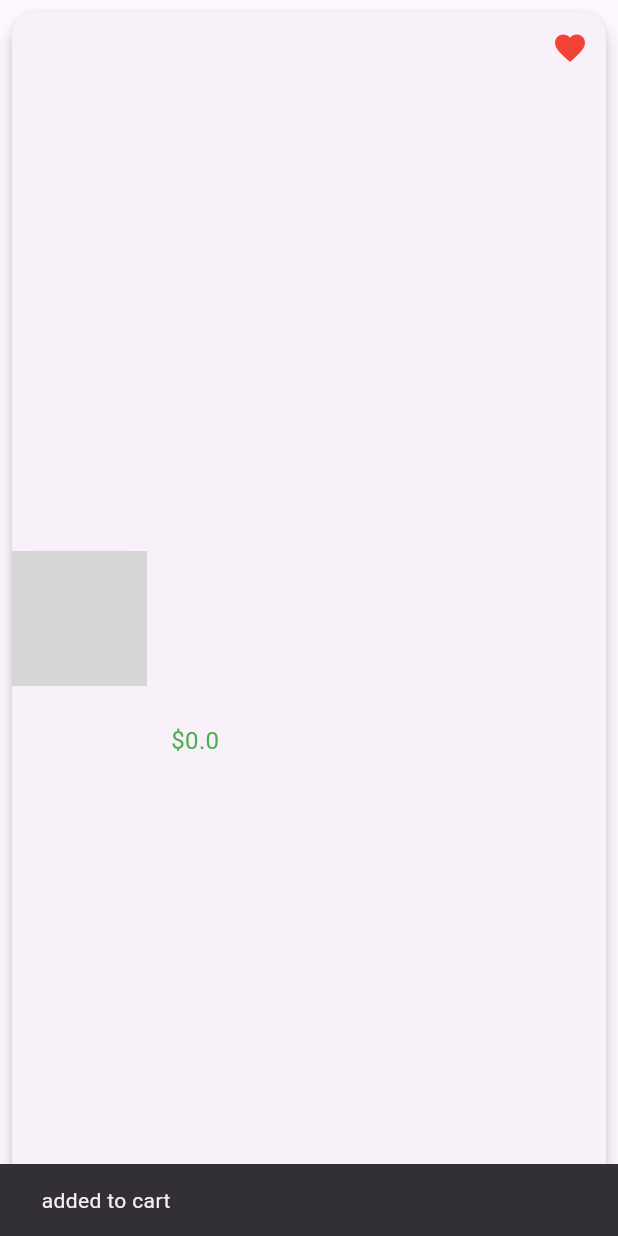
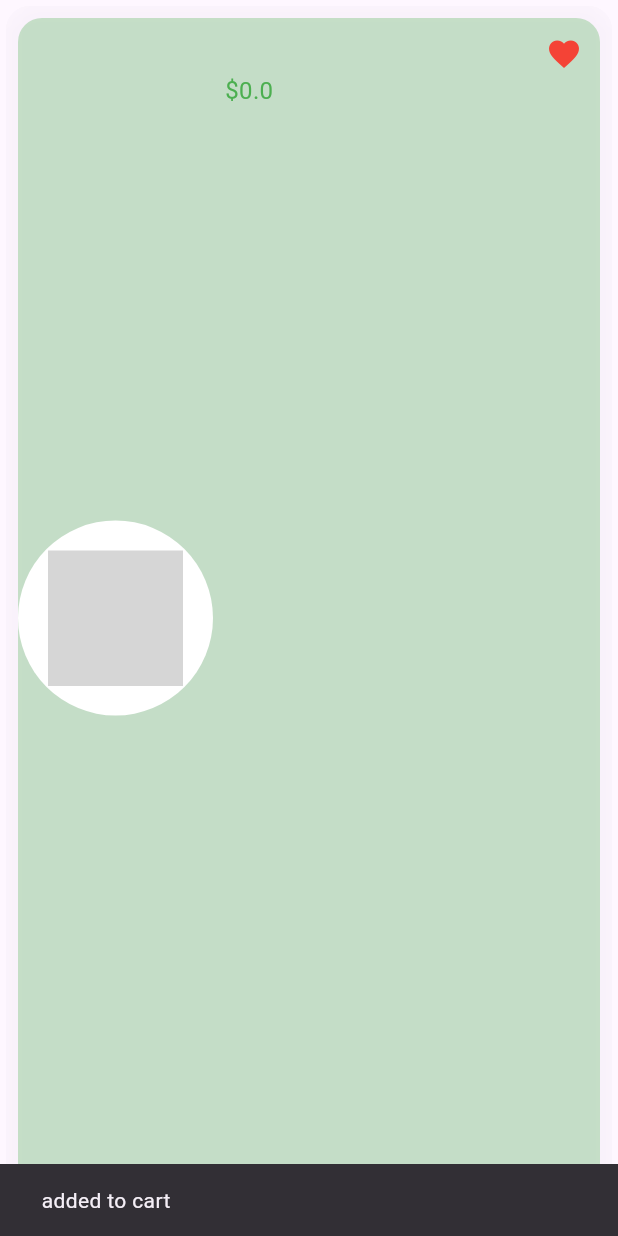
Before and after one commit to 2Math0/e_commerce, a Flutter app: the ProductItem widget shown alone on an empty page, opened directly with empty values, after a tap on the "shopping cart" icon, on a phone screen of 412 x 824 dp. Run offline on Flutter 3.47's test engine with Material 3 defaults, Android fonts, the light colour scheme and no system bars; drawn by our look-alikes of cached_network_image; our stand-ins replace connectivity_plus, curved_labeled_navigation_bar, dio, equatable, firebase_auth, firebase_core and 4 more; accounts and stored records are empty; network calls fail; grey boxes are pictures that could not be loaded.

Commit message:
re-design product

```diff
--- a/lib/widgets/product_item.dart
+++ b/lib/widgets/product_item.dart
@@ -1,6 +1,9 @@
+import 'dart:ui';
+
 import 'package:e_commerce/domain/product.dart';
 import 'package:e_commerce/presentation/screens/product_detail_screen.dart';
 import 'package:flutter/material.dart';
+import 'package:glassmorphism/glassmorphism.dart';
 import 'package:shared_preferences/shared_preferences.dart';
 import 'package:cached_network_image/cached_network_image.dart';
 
@@ -12,9 +15,20 @@ class ProductItem extends StatelessWidget {
   @override
   Widget build(BuildContext context) {
     return Card(
+      elevation: 0.0, // Remove default elevation
       shape: RoundedRectangleBorder(borderRadius: BorderRadius.circular(16.0)),
-      margin: const EdgeInsets.all(8.0),
-      elevation: 5.0,
+      child: ClipRRect(
+        borderRadius: BorderRadius.circular(16.0),
+        child: Padding(
+          padding: const EdgeInsets.all(8.0),
+          child: BackdropFilter(
+            filter: ImageFilter.blur(sigmaX: 8.0, sigmaY: 8.0),
+            child: Container(
+              decoration: BoxDecoration(
+                color: Colors.green.withOpacity(0.3),
+                // Set color and transparency
+                borderRadius: BorderRadius.circular(16.0),
+              ),
               child: InkWell(
                 onTap: () {
                   Navigator.push(
@@ -26,12 +40,17 @@ class ProductItem extends StatelessWidget {
                 },
                 child: Row(
                   mainAxisAlignment: MainAxisAlignment.start,
+                  crossAxisAlignment: CrossAxisAlignment.start,
+                  mainAxisSize: MainAxisSize.max,
                   children: [
                     Hero(
                       tag: 'productImage_${product.id}',
                       child: ClipRRect(
-                borderRadius:
-                    const BorderRadius.vertical(top: Radius.circular(16.0)),
+                        borderRadius: const BorderRadius.vertical(
+                            top: Radius.circular(16.0)),
+                        child: CircleAvatar(
+                          minRadius: 65,
+                          backgroundColor: Colors.white,
                           child: CachedNetworkImage(
                             imageUrl: product.image,
                             height: 90,
@@ -40,15 +59,19 @@ class ProductItem extends StatelessWidget {
                           ),
                         ),
                       ),
-            Padding(
-              padding: const EdgeInsets.all(16.0),
+                    ),
+                    Expanded(
+                      child: Padding(
+                        padding: const EdgeInsets.all(8),
                         child: Column(
                           crossAxisAlignment: CrossAxisAlignment.start,
-                mainAxisAlignment: MainAxisAlignment.spaceEvenly,
+                          mainAxisSize: MainAxisSize.max,
                           children: [
                             Text(
                               product.title,
-                    overflow: TextOverflow.clip,
+                              softWrap: true,
+                              maxLines: 2,
+                              overflow: TextOverflow.ellipsis,
                             ),
                             const SizedBox(height: 8.0),
                             Text(
@@ -59,11 +82,10 @@ class ProductItem extends StatelessWidget {
                               ),
                             ),
                             const SizedBox(height: 8.0),
-
                           ],
                         ),
                       ),
-            const Spacer(),
+                    ),
                     Column(
                       mainAxisAlignment: MainAxisAlignment.spaceBetween,
                       children: [
@@ -95,6 +117,10 @@ class ProductItem extends StatelessWidget {
                   ],
                 ),
               ),
+            ),
+          ),
+        ),
+      ),
     );
   }
 
--- a/pubspec.yaml
+++ b/pubspec.yaml
@@ -42,6 +42,7 @@ dependencies:
   firebase_core:
   firebase_auth:
   cached_network_image:
+  glassmorphism:
   shared_preferences:
   logger:
   dio:
```
Also changed, not shown: pubspec.lock. Lines whose indentation alone changed are shown as unchanged.
